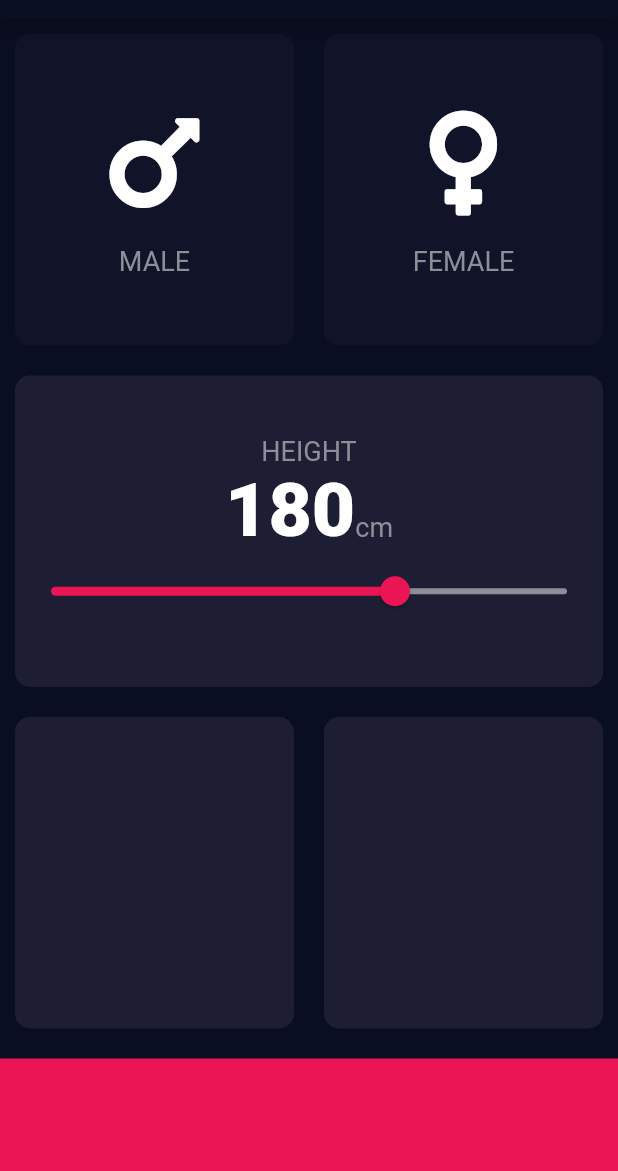
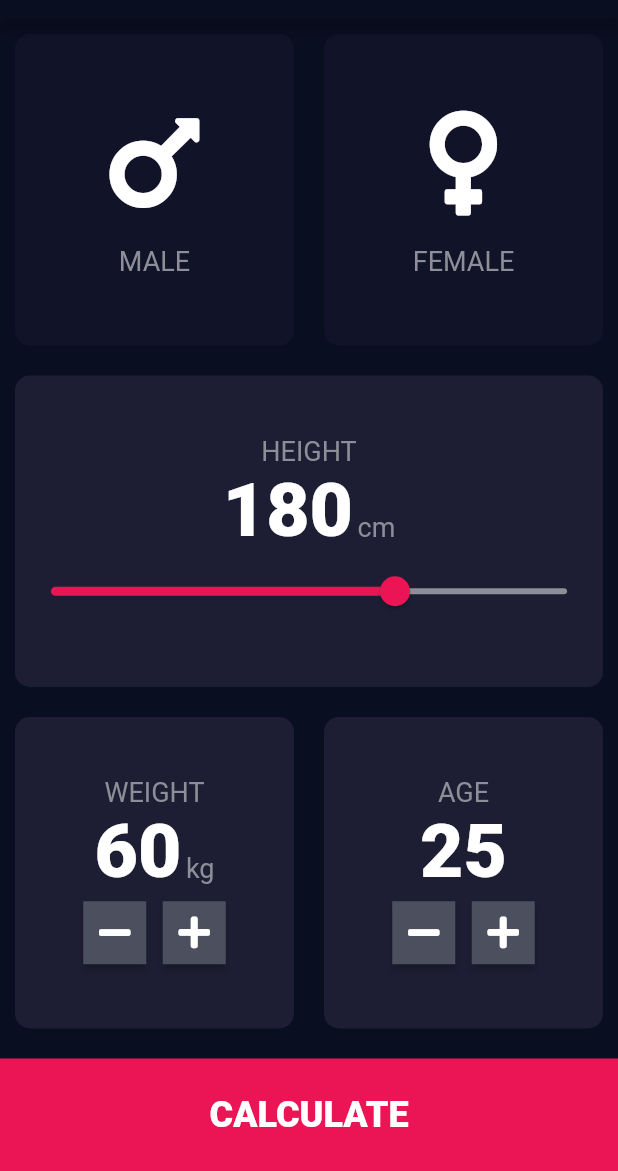
Before and after one commit to azmainadel/bmi-flutter, a Flutter app: the screen it shows after launch, on a phone screen of 412 x 824 dp, the part 65-1236 px from its top. Run offline on Flutter 3.47's test engine with Material 2 defaults, Android fonts, the phone set to English and light mode, and no system bars; our stand-ins replace font_awesome_flutter.

```diff
--- /dev/null
+++ b/lib/bottom_button.dart
@@ -0,0 +1,29 @@
+import 'package:flutter/cupertino.dart';
+
+import 'constants.dart';
+
+class BottomButton extends StatelessWidget {
+  final String buttonText;
+  final Function onTap;
+
+  BottomButton({@required this.buttonText, @required this.onTap});
+
+  @override
+  Widget build(BuildContext context) {
+    return GestureDetector(
+      onTap: onTap,
+      child: Container(
+        color: kBottomContainerColor,
+        margin: EdgeInsets.only(top: 10.0),
+        width: double.infinity,
+        height: kBottomContainerHeight,
+        child: Center(
+          child: Text(
+            buttonText,
+            style: kGeneralTextStyle,
+          ),
+        ),
+      ),
+    );
+  }
+}
--- a/lib/input_page.dart
+++ b/lib/input_page.dart
@@ -1,5 +1,7 @@
 import 'package:flutter/material.dart';
+import 'package:flutter_app/bottom_button.dart';
 import 'package:flutter_app/reusable_card.dart';
+import 'package:flutter_app/round_button.dart';
 import 'package:font_awesome_flutter/font_awesome_flutter.dart';
 
 import 'constants.dart';
@@ -15,6 +17,8 @@ class InputPage extends StatefulWidget {
 class _InputPageState extends State<InputPage> {
   Gender selectedGender;
   int selectedHeight = 180;
+  int selectedWeight = 60;
+  int selectedAge = 25;
 
   @override
   Widget build(BuildContext context) {
@@ -82,6 +86,9 @@ class _InputPageState extends State<InputPage> {
                         selectedHeight.toString(),
                         style: kNumberTextStyle,
                       ),
+                      SizedBox(
+                        width: 3.0,
+                      ),
                       Text(
                         'cm',
                         style: kLabelTextStyle,
@@ -110,22 +117,117 @@ class _InputPageState extends State<InputPage> {
                 Expanded(
                   child: ReusableCard(
                     color: kActiveCardColor,
+                    cardChild: Column(
+                      mainAxisAlignment: MainAxisAlignment.center,
+                      children: <Widget>[
+                        Text(
+                          'WEIGHT',
+                          style: kLabelTextStyle,
+                        ),
+                        Row(
+                          mainAxisAlignment: MainAxisAlignment.center,
+                          crossAxisAlignment: CrossAxisAlignment.baseline,
+                          textBaseline: TextBaseline.alphabetic,
+                          children: <Widget>[
+                            Text(
+                              selectedWeight.toString(),
+                              style: kNumberTextStyle,
+                            ),
+                            SizedBox(
+                              width: 3.0,
+                            ),
+                            Text(
+                              'kg',
+                              style: kLabelTextStyle,
+                            ),
+                          ],
+                        ),
+                        Row(
+                          mainAxisAlignment: MainAxisAlignment.center,
+                          children: <Widget>[
+                            RoundIconButton(
+                              icon: FontAwesomeIcons.minus,
+                              onChanged: () {
+                                setState(() {
+                                  selectedWeight--;
+                                });
+                              },
+                            ),
+                            SizedBox(
+                              width: 5.0,
+                            ),
+                            RoundIconButton(
+                              icon: FontAwesomeIcons.plus,
+                              onChanged: () {
+                                setState(() {
+                                  selectedWeight++;
+                                });
+                              },
+                            ),
+                          ],
+                        )
+                      ],
+                    ),
                   ),
                 ),
                 Expanded(
                   child: ReusableCard(
                     color: kActiveCardColor,
+                    cardChild: Column(
+                      mainAxisAlignment: MainAxisAlignment.center,
+                      children: <Widget>[
+                        Text(
+                          'AGE',
+                          style: kLabelTextStyle,
+                        ),
+                        Row(
+                          mainAxisAlignment: MainAxisAlignment.center,
+                          crossAxisAlignment: CrossAxisAlignment.baseline,
+                          textBaseline: TextBaseline.alphabetic,
+                          children: <Widget>[
+                            Text(
+                              selectedAge.toString(),
+                              style: kNumberTextStyle,
+                            ),
+                          ],
+                        ),
+                        Row(
+                          mainAxisAlignment: MainAxisAlignment.center,
+                          children: <Widget>[
+                            RoundIconButton(
+                              icon: FontAwesomeIcons.minus,
+                              onChanged: () {
+                                setState(() {
+                                  selectedAge--;
+                                });
+                              },
+                            ),
+                            SizedBox(
+                              width: 5.0,
+                            ),
+                            RoundIconButton(
+                              icon: FontAwesomeIcons.plus,
+                              onChanged: () {
+                                setState(() {
+                                  selectedAge++;
+                                });
+                              },
+                            ),
+                          ],
+                        )
+                      ],
+                    ),
                   ),
                 ),
               ],
             ),
           ),
-          Container(
-            color: kBottomContainerColor,
-            margin: EdgeInsets.only(top: 10.0),
-            width: double.infinity,
-            height: kBottomContainerHeight,
-          )
+          BottomButton(
+            buttonText: 'CALCULATE',
+            onTap: () {
+              Navigator.pushNamed(context, '/result');
+            },
+          ),
         ],
       ),
     );
--- a/lib/main.dart
+++ b/lib/main.dart
@@ -1,5 +1,6 @@
 import 'package:flutter/material.dart';
 import 'package:flutter_app/input_page.dart';
+import 'package:flutter_app/result_page.dart';
 
 void main() => runApp(BMICalculator());
 
@@ -11,7 +12,11 @@ class BMICalculator extends StatelessWidget {
         primaryColor: Color(0xFF0A0E21),
         scaffoldBackgroundColor: Color(0xFF0A0E21),
       ),
-      home: InputPage(),
+      initialRoute: '/input',
+      routes: {
+        '/input': (context) => InputPage(),
+        '/result': (context) => ResultPage(),
+      },
     );
   }
 }
--- /dev/null
+++ b/lib/round_button.dart
@@ -0,0 +1,20 @@
+import 'package:flutter/material.dart';
+
+// ignore: must_be_immutable
+class RoundIconButton extends StatelessWidget {
+  IconData icon;
+  Function onChanged;
+
+  RoundIconButton({@required this.icon, @required this.onChanged});
+
+  @override
+  Widget build(BuildContext context) {
+    return RawMaterialButton(
+      shape: RoundedRectangleBorder(),
+      fillColor: Color(0xFF4C4F5E),
+      constraints: BoxConstraints.tightFor(width: 42.0, height: 42.0),
+      child: Icon(icon),
+      onPressed: onChanged,
+    );
+  }
+}
```
Also changed, not shown: lib/constants.dart (+25 -0 lines), lib/result_page.dart (added, +66 -0 lines).
